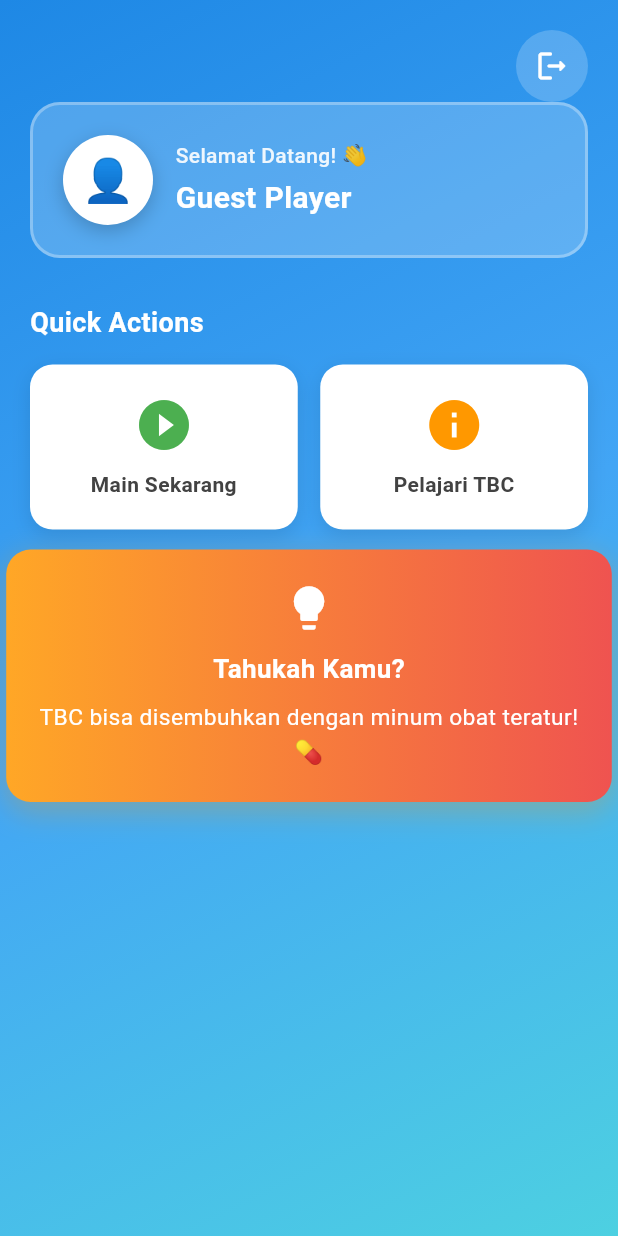
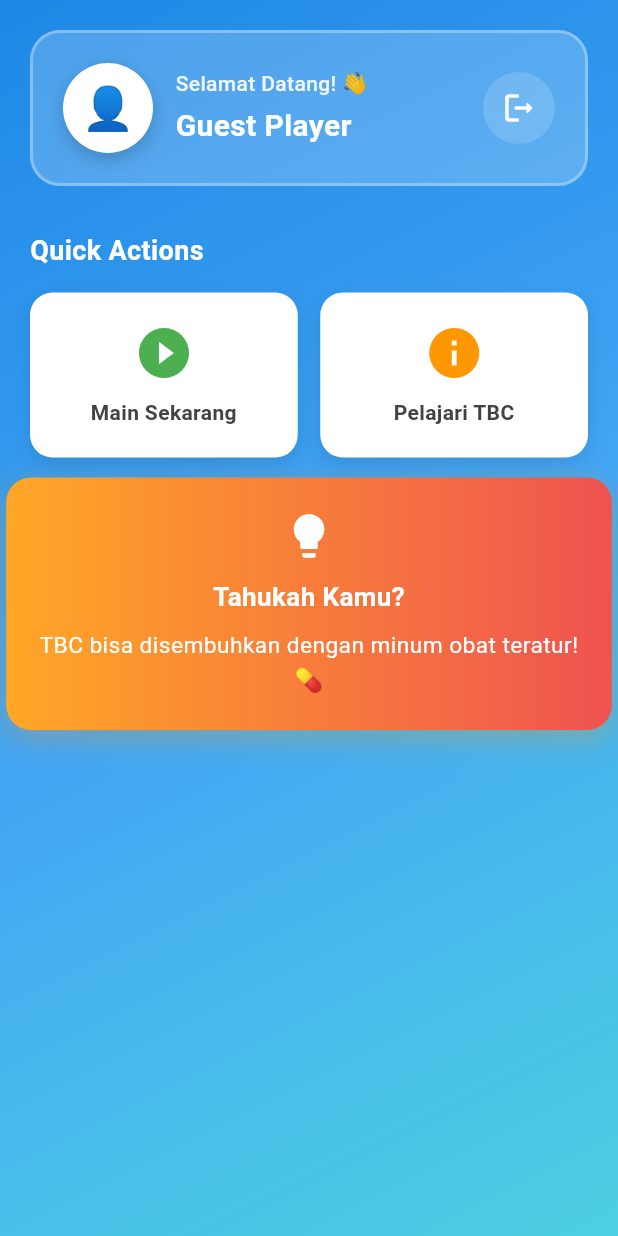
Before and after one commit to djambred/ular_tangga, a Flutter app: the HomeScreen screen opened directly, on a phone screen of 412 x 824 dp. Run offline on Flutter 3.47's test engine with Material 3 defaults, Android fonts, the phone set to English and light mode, and no system bars; our stand-ins replace shared_preferences, socket_io_client; accounts and stored records are empty; network calls fail.

Commit message:
fresh from oven

```diff
--- a/lib/screens/home_screen.dart
+++ b/lib/screens/home_screen.dart
@@ -158,23 +158,6 @@ class _HomeScreenState extends State<HomeScreen> with SingleTickerProviderStateM
                   child: Column(
                     crossAxisAlignment: CrossAxisAlignment.start,
                     children: [
-                      // Logout Button (top right)
-                      Row(
-                        mainAxisAlignment: MainAxisAlignment.end,
-                        children: [
-                          IconButton(
-                            onPressed: _handleLogout,
-                            icon: const Icon(Icons.logout_rounded),
-                            color: Colors.white,
-                            tooltip: 'Logout',
-                            style: IconButton.styleFrom(
-                              backgroundColor: Colors.white.withOpacity(0.2),
-                              padding: const EdgeInsets.all(12),
-                            ),
-                          ),
-                        ],
-                      ),
-
                       // Welcome Section
                       _buildWelcomeSection(),
 
@@ -259,6 +242,17 @@ class _HomeScreenState extends State<HomeScreen> with SingleTickerProviderStateM
                   ),
                 ),
               ],
+            ),
+          ),
+          // Logout Button
+          IconButton(
+            onPressed: _handleLogout,
+            icon: const Icon(Icons.logout_rounded),
+            color: Colors.white,
+            tooltip: 'Logout',
+            style: IconButton.styleFrom(
+              backgroundColor: Colors.white.withOpacity(0.15),
+              padding: const EdgeInsets.all(12),
             ),
           ),
         ],
```
